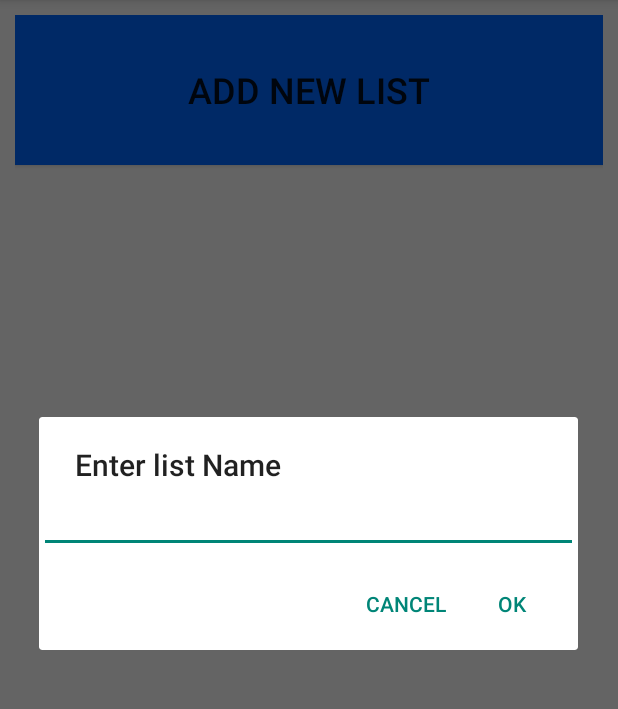
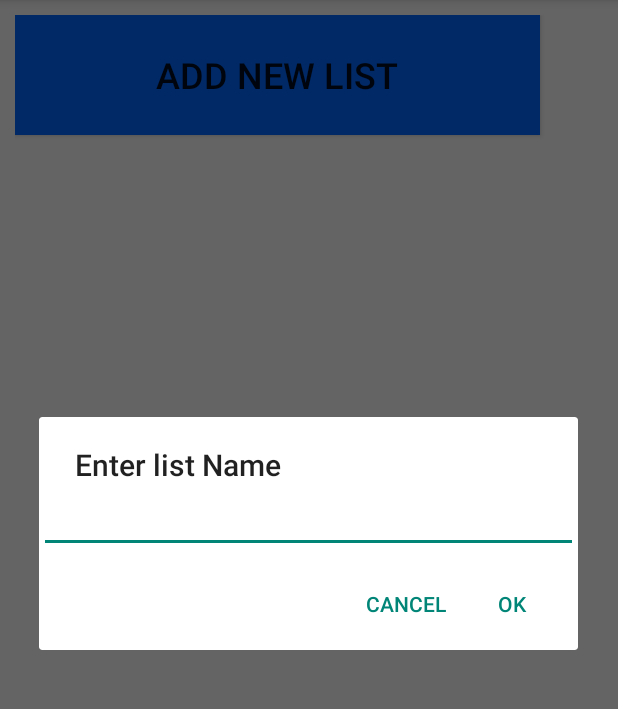
Before and after one commit to adiljay05/to_do_list_andriod, an Android app: the screen it shows after launch (MainActivity), after a tap on "ADD NEW LIST", on a phone screen of 412 x 824 dp, the part 84-793 px from its top. Run offline under Robolectric (Android 15) with nearby library versions, the phone set to English and light mode, and no system bars.

Commit message:
1. Layout changes 2. Date fix for bracket 7 3. Font size fixed

```diff
--- a/app/src/main/res/layout/activity_main.xml
+++ b/app/src/main/res/layout/activity_main.xml
@@ -7,8 +7,8 @@
     tools:context=".MainActivity">
 
         <Button
-            android:layout_width="match_parent"
-            android:layout_height="100dp"
+            android:layout_width="350dp"
+            android:layout_height="80dp"
             android:text="Add new List"
             android:textSize="24dp"
             android:layout_marginBottom="10dp"
--- a/app/src/main/res/layout/list_items_main.xml
+++ b/app/src/main/res/layout/list_items_main.xml
@@ -15,7 +15,7 @@
     <TextView
         android:layout_width="match_parent"
         android:layout_height="30dp"
-        android:textSize="20dp"
+        android:textSize="16dp"
         android:layout_below="@+id/main"
         android:id="@+id/subItem"/>
 
```
Also changed, not shown: app/src/main/java/com/example/assignment_to_do_list/assignment_to_do_list/MainActivity.java (+26 -2 lines), app/src/main/java/com/example/assignment_to_do_list/assignment_to_do_list/items.java (+7 -0 lines).
